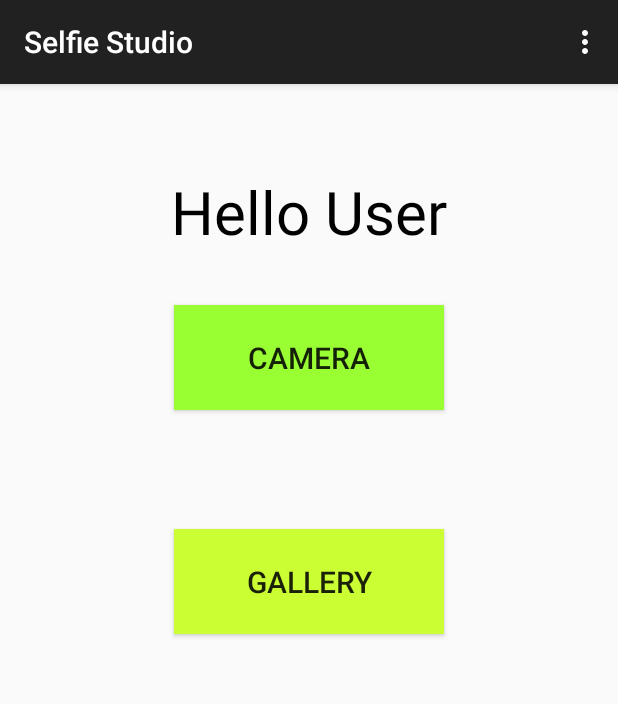
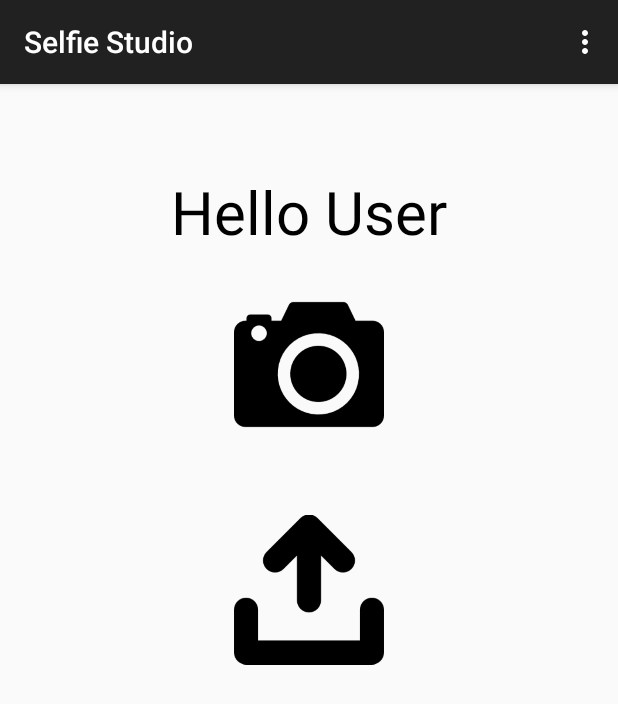
Before and after one commit to dmonroym/TheSelfieStudio, an Android app: the MainActivity screen opened directly, with no data from a screen before it, on a phone screen of 412 x 824 dp. Shown: the top 704 px of the screen. Run offline under Robolectric (Android 15) with nearby library versions, the phone set to English and light mode, and no system bars; libraries missing offline, so code that uses them is left out: com.facebook; 4 statements that could not run were skipped.

Commit message:
added new icons for the home screen. App also defaults to opening the front facing camera. closed #7

```diff
--- a/app/src/main/java/com/cs371m/theselfiestudio/LoginActivity.java
+++ b/app/src/main/java/com/cs371m/theselfiestudio/LoginActivity.java
@@ -85,7 +85,7 @@ public class LoginActivity extends FragmentActivity {
 
         }
         //uncomment next line in order to skip the facebook login activity
-        // startActivity(intent_main);
+        //startActivity(intent_main);
 
         LoginManager.getInstance().registerCallback(callbackManager,
                 new FacebookCallback<LoginResult>() {
--- a/app/src/main/java/com/cs371m/theselfiestudio/MainActivity.java
+++ b/app/src/main/java/com/cs371m/theselfiestudio/MainActivity.java
@@ -5,6 +5,7 @@ import android.content.Intent;
 import android.net.Uri;
 import android.support.v7.app.ActionBarActivity;
 import android.os.Bundle;
+import android.util.Log;
 import android.view.Menu;
 import android.view.MenuItem;
 import android.view.View;
@@ -57,7 +58,7 @@ public class MainActivity extends ActionBarActivity {
     public void onResume() {
         super.onResume();
         profile = Profile.getCurrentProfile();
-        greeting = (TextView) findViewById(R.id.greeting);
+        //greeting = (TextView) findViewById(R.id.greeting);
         //greeting.setText(getString(R.string.hello_user) + " " + profile.getFirstName());
     }
 
--- a/app/src/main/java/com/cs371m/theselfiestudio/Picture.java
+++ b/app/src/main/java/com/cs371m/theselfiestudio/Picture.java
@@ -58,6 +58,7 @@ public class Picture extends ActionBarActivity {
             Log.d("SelfieStudio", "opening the camera app...");
             // create Intent to take a picture and return control to the calling application
             Intent camera = new Intent(MediaStore.ACTION_IMAGE_CAPTURE);
+            camera.putExtra("android.intent.extras.CAMERA_FACING", 1);
             fileUri = getOutputMediaFileUri(MEDIA_TYPE_IMAGE); // create a file to save the image
             camera.putExtra(MediaStore.EXTRA_OUTPUT, fileUri); // set the image file name
             // start the image capture Intent
--- a/app/src/main/res/layout/activity_main.xml
+++ b/app/src/main/res/layout/activity_main.xml
@@ -6,29 +6,29 @@
     android:paddingBottom="@dimen/activity_vertical_margin"
     tools:context="com.cs371m.theselfiestudio.MainActivity">
 
-    <Button
+    <!--<Button
         android:layout_width="180dp"
         android:layout_height="70dp"
         android:text="Camera"
         android:id="@+id/cameraButton"
         android:layout_marginTop="131dp"
-        android:background="#99FF33"
+        android:background="#09b3db"
         android:textSize="20dp"
         android:layout_alignParentTop="true"
         android:layout_centerHorizontal="true"
-        android:onClick="takePicture"/>
+        android:onClick="takePicture"/>-->
 
-    <Button
+    <!--<Button
         android:layout_width="180dp"
         android:layout_height="70dp"
         android:text="Gallery"
         android:id="@+id/galleryButton"
-        android:background="#CCFF33"
+        android:background="#9deafc"
         android:textSize="20dp"
         android:layout_below="@+id/cameraButton"
         android:layout_centerHorizontal="true"
         android:layout_marginTop="79dp"
-        android:onClick="uploadPicture"/>
+        android:onClick="uploadPicture"/>-->
 
     <TextView
         android:layout_width="wrap_content"
@@ -42,4 +42,23 @@
         android:textSize="40dp"
         android:textColor="#000000" />
 
+    <ImageView
+        android:layout_width="100dp"
+        android:layout_height="150dp"
+        android:id="@+id/imageView2"
+        android:src="@drawable/camera"
+        android:layout_below="@+id/greeting"
+        android:layout_centerHorizontal="true"
+        android:onClick="takePicture"/>
+
+    <ImageView
+        android:layout_width="100dp"
+        android:layout_height="150dp"
+        android:id="@+id/imageView3"
+        android:src="@drawable/upload"
+        android:onClick="uploadPicture"
+        android:layout_below="@+id/imageView2"
+        android:layout_alignLeft="@+id/imageView2"
+        android:layout_alignStart="@+id/imageView2" />
+
 </RelativeLayout>
```
Also changed, not shown: app/src/main/res/drawable/camera.png (added), app/src/main/res/drawable/upload.png (added), 378 other files.
